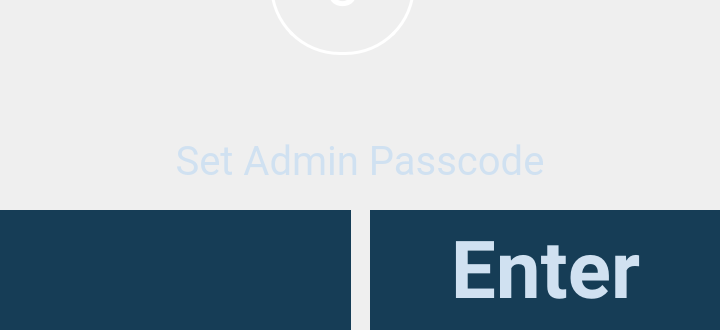
Before: the Qt Designer form setadminpasscode.ui in davidrosso/XaTek, drawn with Qt 5; both pictures show x 0 to 720 and y 800 to 1130 of the 720 by 1130 pixel window.
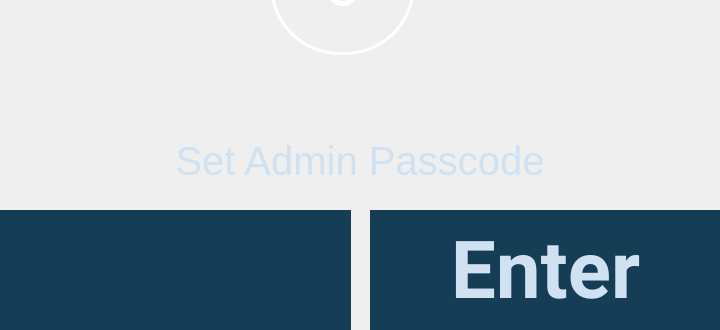
After: the same form once the commit is applied. Icons and pictures are not drawn.

```diff
--- a/setadminpasscode.ui
+++ b/setadminpasscode.ui
@@ -39,7 +39,7 @@
      </property>
      <property name="font">
       <font>
-       <family>Roboto</family>
+       <family>Ubuntu</family>
        <pointsize>30</pointsize>
       </font>
      </property>
```
Left out of the diff: 24 changed lines with no effect on the pictures.
